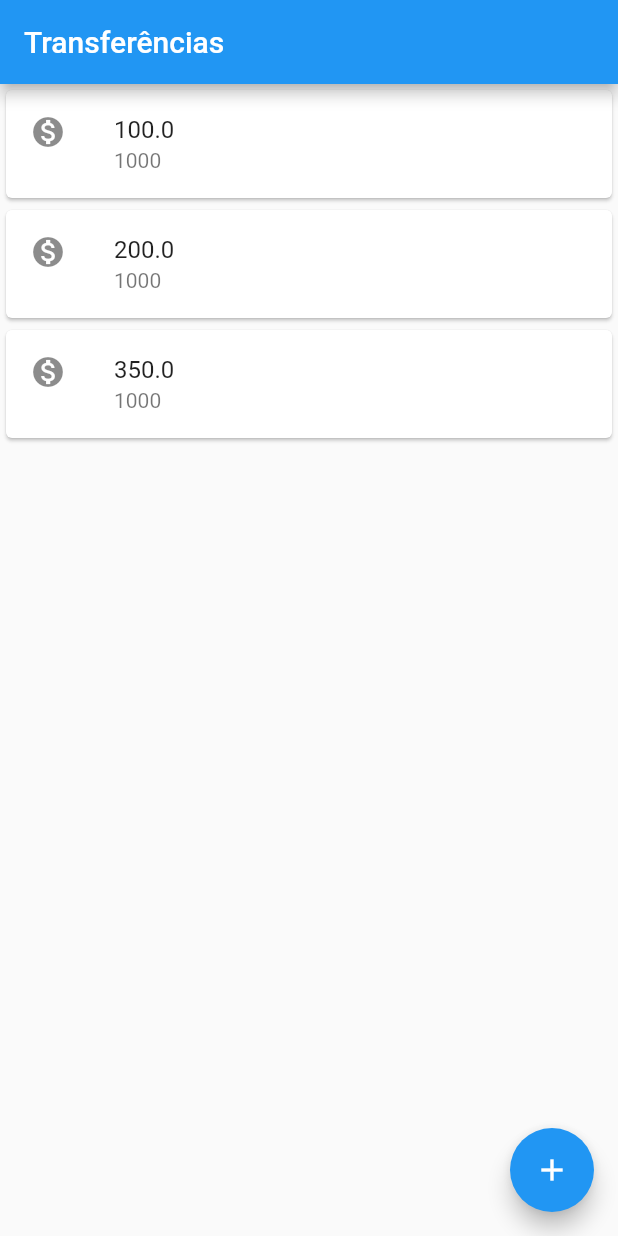
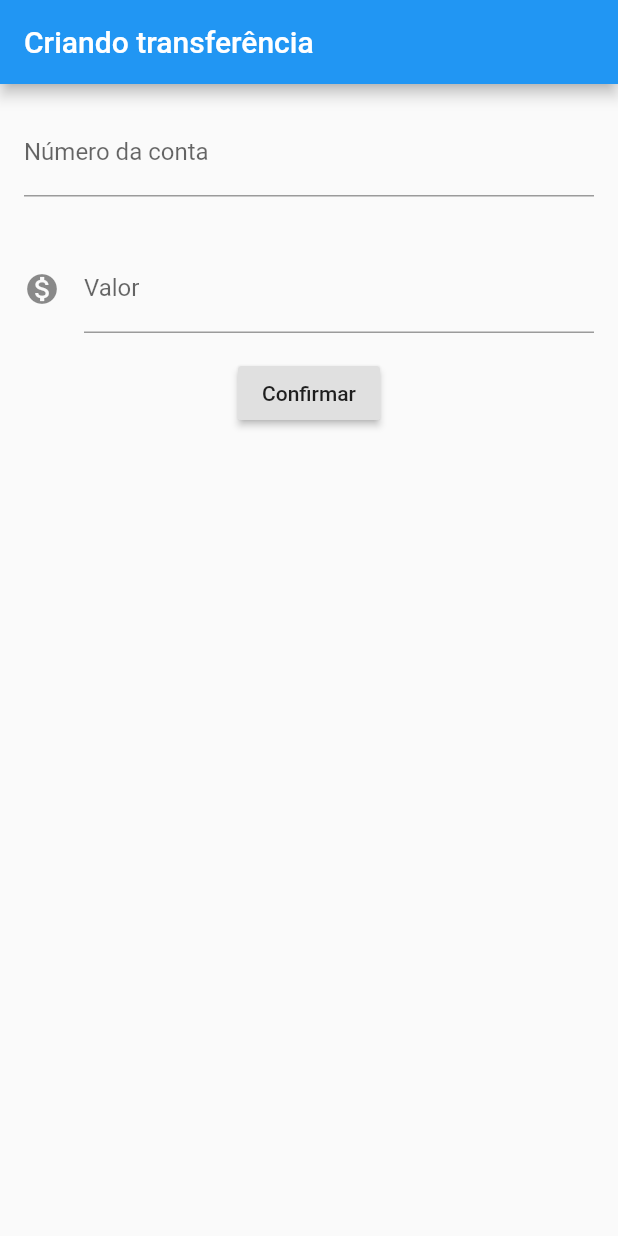
Before and after one commit to joaovtpereira/bytebank, a Flutter app: the screen it shows after launch, on a phone screen of 412 x 824 dp. Run offline on Flutter 3.47's test engine with Material 2 defaults, Android fonts, the phone set to English and light mode, and no system bars.

```diff
--- a/lib/main.dart
+++ b/lib/main.dart
@@ -1,34 +1,99 @@
 import 'package:flutter/material.dart';
 
-void main() => runApp(
-      MaterialApp(
+void main() => runApp(_ByteBankApp());
+
+class _ByteBankApp extends StatelessWidget {
+  @override
+  Widget build(BuildContext context) {
+    return MaterialApp(
       home: Scaffold(
+        body: _FormTransfer(),
+      ),
+    );
+  }
+}
+
+class _FormTransfer extends StatelessWidget {
+  final TextEditingController _controllerNumberCountText =
+      TextEditingController();
+  final TextEditingController _controllerValueText = TextEditingController();
+
+  @override
+  Widget build(BuildContext context) {
+    return Scaffold(
       appBar: AppBar(
-            title: Text('Transferências'),
+        title: Text("Criando transferência"),
       ),
-          body: _TranfersList(),
-          floatingActionButton: FloatingActionButton(
-            child: Icon(Icons.add),
+      body: Column(
+        children: <Widget>[
+          Padding(
+            padding: const EdgeInsets.fromLTRB(16.0, 16.0, 16.0, 16.0),
+            child: TextField(
+              controller: _controllerNumberCountText,
+              style: TextStyle(
+                fontSize: 16.0,
+              ),
+              decoration: InputDecoration(
+                labelText: 'Número da conta',
+                hintText: '0000',
+              ),
+              keyboardType: TextInputType.number,
             ),
           ),
+          Padding(
+            padding: const EdgeInsets.fromLTRB(16.0, 16.0, 16.0, 16.0),
+            child: TextField(
+              controller: _controllerValueText,
+              style: TextStyle(
+                fontSize: 16.0,
               ),
-    ); //RunApp é o ponto de partida
+              decoration: InputDecoration(
+                icon: Icon(Icons.monetization_on),
+                labelText: 'Valor',
+                hintText: '0.00',
+              ),
+              keyboardType: TextInputType.number,
+            ),
+          ),
+          RaisedButton(
+            onPressed: () {
+              final int numberCount = int.tryParse(_controllerNumberCountText.text);
+              final double value = double.tryParse(_controllerValueText.text);
+              if(numberCount != null && value != null) {
+                final tranfersCompleted = _Transfer(value, numberCount);
+                debugPrint('$tranfersCompleted');
+              }
+          },
+            child: Text('Confirmar'),
+          ),
+        ],
+      ),
+    );
+  }
+}
 
 class _TranfersList extends StatelessWidget {
   @override
   Widget build(BuildContext context) {
-    return Column(
+    return Scaffold(
+      appBar: AppBar(
+        title: Text('Transferências'),
+      ),
+      body: Column(
         children: [
           _ItemTransfer(_Transfer(100.0, 1000)),
           _ItemTransfer(_Transfer(200.0, 1000)),
           _ItemTransfer(_Transfer(350.0, 1000)),
         ],
+      ),
+      floatingActionButton: FloatingActionButton(
+        child: Icon(Icons.add),
+      ),
     );
   }
 }
 
 class _ItemTransfer extends StatelessWidget {
-
   final _Transfer _transfer;
 
   _ItemTransfer(this._transfer);
@@ -46,10 +111,14 @@ class _ItemTransfer extends StatelessWidget {
   }
 }
 
-
 class _Transfer {
   final double _value;
   final int _numberCount;
 
   _Transfer(this._value, this._numberCount);
+  @override
+  String toString() {
+    // TODO: implement toString
+    return '$_Transfer(_value: $_value, _numberCount: $_numberCount)';
   }
+}
```
Lines whose indentation alone changed are shown as unchanged.
